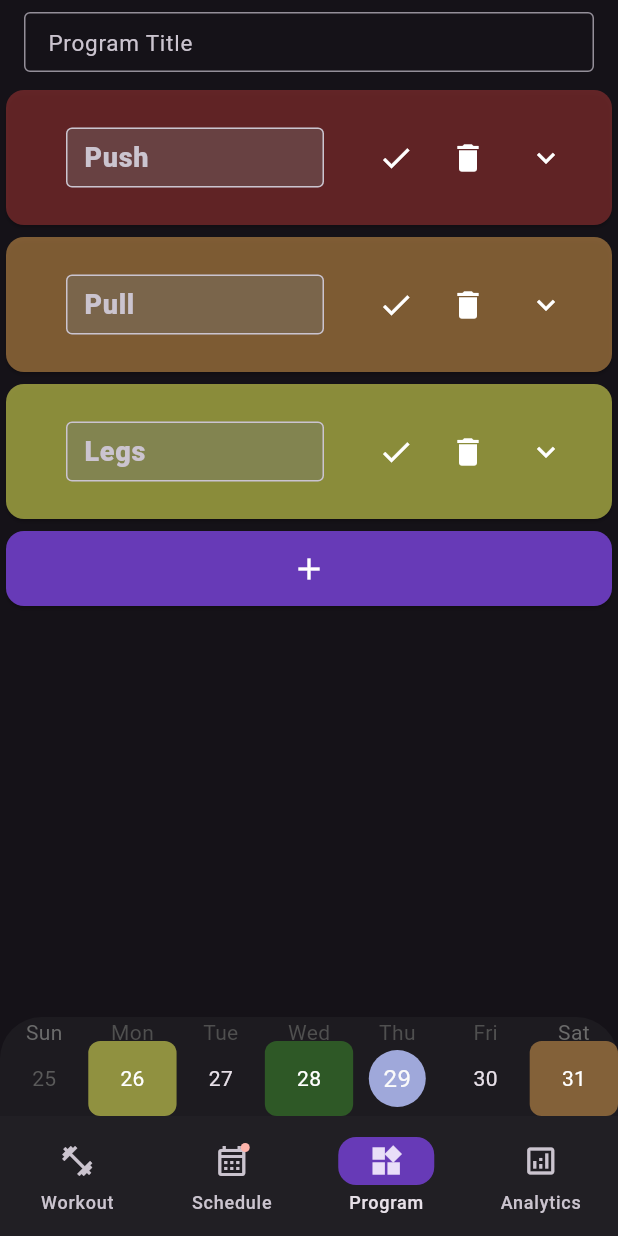
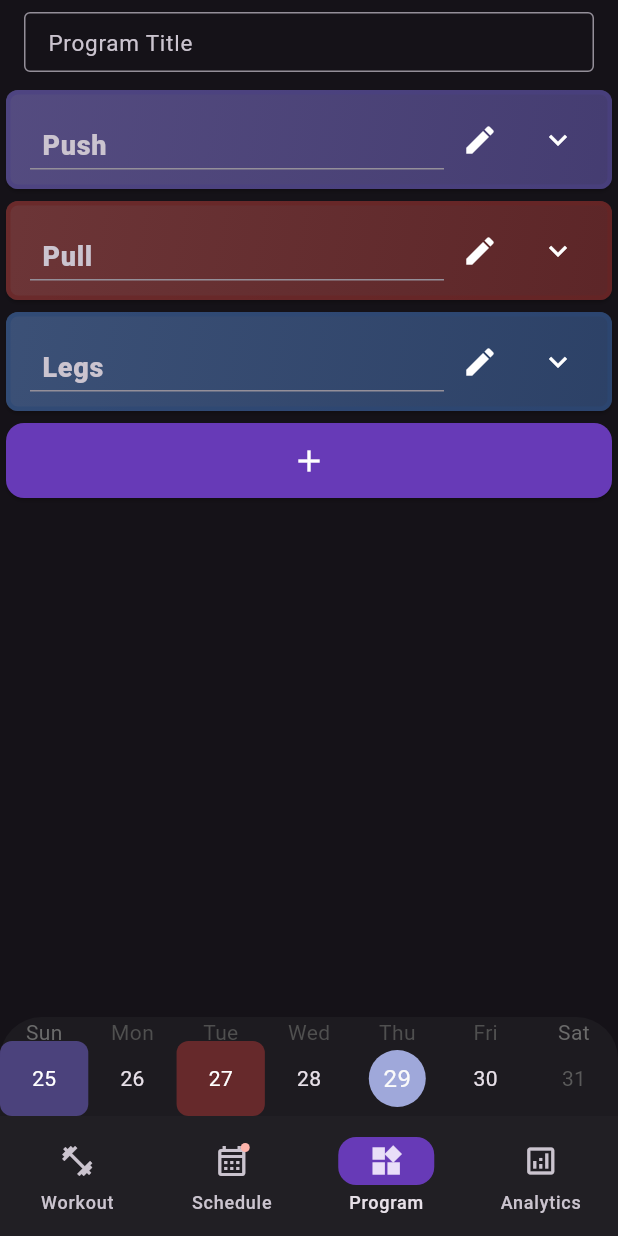
Before and after one commit to coleWesterveld/Flutter-Gym-App, a Flutter app: the screen it shows after launch, item 3 of the bottom bar chosen, on a phone screen of 412 x 824 dp. Run offline on Flutter 3.47's test engine with Material 3 defaults, Android fonts, the phone set to English and light mode, and no system bars; drawn by our look-alikes of table_calendar.

Commit message:
dismissable split days, colours are attribute of day

```diff
--- a/lib/main.dart
+++ b/lib/main.dart
@@ -24,10 +24,14 @@ class _MainPage extends State<NavigationBarApp> {
   Widget build(BuildContext context) {
     return MultiProvider(
       providers: [
+
         ChangeNotifierProvider(
           create: (context) => Profile(
-            split: ["Push", "Pull", "Legs"],
+            split: [SplitDayData(data: "Push", dayColor: const Color.fromRGBO(106, 92, 185, 0.6), ),
+              SplitDayData(data: "Pull", dayColor:  const Color.fromRGBO(150, 50, 50, 0.6),),
+              SplitDayData(data: "Legs", dayColor: const Color.fromRGBO(61, 101, 167, 0.6),)],
             excercises: [[],[],[]],
+            uuidCount: 0,
             ),
           ),
       ],
--- a/lib/program_page.dart
+++ b/lib/program_page.dart
@@ -16,8 +16,36 @@ int daysBetween(DateTime from, DateTime to) {
 
 // import 'package:flutter/material.dart';
 
+
+
+// lighten and darken colour functions found on stackoverflow by mr_mmmmore
+// here: https://stackoverflow.com/questions/58360989/programmatically-lighten-or-darken-a-hex-color-in-dart
 // void main() => runApp(new MaterialApp(home: MyList()));
+/// Darken a color by [percent] amount (100 = black)
+// ........................................................
+Color darken(Color c, [int percent = 10]) {
+    assert(1 <= percent && percent <= 100);
+    var f = 1 - percent / 100;
+    return Color.fromARGB(
+        c.alpha,
+        (c.red * f).round(),
+        (c.green  * f).round(),
+        (c.blue * f).round()
+    );
+}
 
+/// Lighten a color by [percent] amount (100 = white)
+// ........................................................
+Color lighten(Color c, [int percent = 10]) {
+    assert(1 <= percent && percent <= 100);
+    var p = percent / 100;
+    return Color.fromARGB(
+        c.alpha,
+        c.red + ((255 - c.red) * p).round(),
+        c.green + ((255 - c.green) * p).round(),
+        c.blue + ((255 - c.blue) * p).round()
+    );
+}
 //program page, where user defines the overall program by days,
 // then excercises for each day with sets, rep range and notes
 class ProgramPage extends StatefulWidget {
@@ -42,18 +70,18 @@ class _MyListState extends State<ProgramPage> {
   // and gives quick and easy view of weekly frequency
   // and overall volume of each day
   // todo: connect colour to each day so that it doesnt reset when you like delete a day or sm,,thn
-  List<Color> pastelPalette = [
-    Color.fromRGBO(150, 50, 50, 0.6),
-    Color.fromRGBO(199, 143, 74, 0.6),
-    Color.fromRGBO(220, 224, 85, 0.6),
-    Color.fromRGBO(57, 129, 42, 0.6),
-    Color.fromRGBO(61, 169, 179, 0.6),
-    Color.fromRGBO(61, 101, 167, 0.6),
-    Color.fromRGBO(106, 92, 185, 0.6),
-    Color.fromRGBO(131, 49, 131, 0.6),
-    Color.fromRGBO(180, 180, 178, 0.6),
-    ];
 
+    static List<Color> pastelPalette = [
+    const Color.fromRGBO(106, 92, 185, 0.6),
+    const Color.fromRGBO(150, 50, 50, 0.6),
+
+    const Color.fromRGBO(61, 101, 167, 0.6),
+    const Color.fromRGBO(220, 224, 85, 0.6),
+    const  Color.fromRGBO(61, 169, 179, 0.6),
+    const Color.fromRGBO(199, 143, 74, 0.6),
+    const Color.fromRGBO(57, 129, 42, 0.6),
+    const Color.fromRGBO(131, 49, 131, 0.6),
+    const Color.fromRGBO(180, 180, 178, 0.6),];
 
   //TextEditingController();
   List<TextEditingController> splitDaysTEC = List.empty(growable: true);
@@ -86,8 +114,8 @@ class _MyListState extends State<ProgramPage> {
   @override
   // main scaffold, putting it all together
   Widget build(BuildContext context) {
-    List<TextEditingController> splitDaysTEC = List.filled(Provider.of<Profile>(context, listen: false).split.length, TextEditingController());
-    List<List<TextEditingController>>;
+    List<TextEditingController> splitDaysTEC = List.filled(Provider.of<Profile>(context, listen: false).split.length, TextEditingController(), growable: true);
+    //List<List<TextEditingController>>;
     for (int x = 0; x < Provider.of<Profile>(context, listen: false).excercises.length;x++){
       excercisesTEC.add([]);
       for (int y = 0; y < Provider.of<Profile>(context, listen: false).excercises[x].length;y++){
@@ -130,14 +158,14 @@ class _MyListState extends State<ProgramPage> {
           calendarFormat: CalendarFormat.week,
                   calendarBuilders: CalendarBuilders(
                 defaultBuilder: (context, day, focusedDay) {
-                  DateTime origin = today;
-                  for (int splitDay = 0; splitDay < context.watch<Profile>().split.length + 1; splitDay ++){
+                  DateTime origin = DateTime(2024, 1, 7);
+                  for (int splitDay = 0; splitDay < context.watch<Profile>().split.length; splitDay ++){
 
-
-                    if (daysBetween(origin , day) % 7 == (7 ~/ context.watch<Profile>().split.length) * splitDay) {
+                    int diff = daysBetween(origin , day) % 7;
+                    if (diff == (7 ~/ context.watch<Profile>().split.length) * splitDay) {
                       return Container(
                         decoration: BoxDecoration(
-                          color: pastelPalette[splitDay],
+                          color: context.watch<Profile>().split[splitDay].dayColor,
                           borderRadius: BorderRadius.all(
                             Radius.circular(8.0),
                           ),
@@ -164,7 +192,7 @@ class _MyListState extends State<ProgramPage> {
 
       //list of day cards
       body: SizedBox(
-        height: 510,
+        height: MediaQuery.of(context).size.height - (265),
         child: ReorderableListView.builder(
             onReorder: (oldIndex, newIndex){
               setState(() {
@@ -174,12 +202,12 @@ class _MyListState extends State<ProgramPage> {
 
                 //managing these lists shoudl probably be put into a function or smthn this is kinda ugly
                 //but hey it works ig
-                String x = Provider.of<Profile>(context, listen: false).split[oldIndex];
+                SplitDayData x = Provider.of<Profile>(context, listen: false).split[oldIndex];
                 context.read<Profile>().splitPop(index: oldIndex);
                 context.read<Profile>().splitInsert(index: newIndex, data: x);
 
 
-                List<String> y = context.read<Profile>().excercises[oldIndex];
+                List<SplitDayData> y = context.read<Profile>().excercises[oldIndex];
                 context.read<Profile>().excercisePopList(index: oldIndex);
                 //excercises.removeAt(oldIndex);
                 context.read<Profile>().excerciseInsertList(index: newIndex, data: y);
@@ -234,13 +262,45 @@ class _MyListState extends State<ProgramPage> {
                 );
               }
               else{
-              return Card(
-                key: ValueKey(index),
-                color: pastelPalette[index],
+              FocusNode splitFocusNode = FocusNode();
 
-                child: Padding(
-                  padding: EdgeInsets.only(
-                    top: 8, left: 8.0, right: 8.0, bottom: 8.0),
+              return
+                Dismissible(
+                  key: ValueKey(context.watch<Profile>().split[index]),
+                  onDismissed: (direction) {
+                    // Remove the item from the data source.
+                    setState(() {
+                      context.read<Profile>().splitPop(index: index);
+                        context.read<Profile>().excercisePopList(index: index);
+                        splitDaysTEC.removeAt(index);
+                        excercisesTEC.removeAt(index);
+                    });
+                  },
+                  child: Card(
+
+                    //decoration:
+                    //color: pastelPalette[index].,
+
+                    shape: RoundedRectangleBorder(
+                      side: BorderSide(color: darken(context.watch<Profile>().split[index].dayColor, 30), width: 3.0),
+                      borderRadius: BorderRadius.circular(8.0)
+                    ),
+
+                    //surfaceTintColor: pastelPalette[index],
+
+
+                    child: Container(
+                      decoration: BoxDecoration(
+                        borderRadius: BorderRadius.circular(8.0),
+                        gradient: LinearGradient(
+                          colors: [lighten(context.watch<Profile>().split[index].dayColor, 10), darken(context.watch<Profile>().split[index].dayColor, 10)],
+                          begin: Alignment.topLeft,
+                          end: Alignment.bottomRight,
+                        ),
+                      ),
+
+                      child: Theme(
+                        data: Theme.of(context).copyWith(dividerColor: Colors.transparent),
                         child: ExpansionTile(
                         iconColor: Color.fromARGB(255, 255, 255, 255),
                         collapsedIconColor: Color.fromARGB(255, 255, 255, 255),
@@ -251,68 +311,67 @@ class _MyListState extends State<ProgramPage> {
                             //verticalDirection: VerticalDirection,
                             children: [
                               Expanded(
-                            child: ListTile(
-                              title: SizedBox(
+
+                                  child: SizedBox(
                                     height: 40,
                                     width: 100,
                                     child:
 
                                     TextFormField(
-
+                                      focusNode: splitFocusNode,
                                       style: TextStyle(
-                                    color: Color.fromARGB(255, 255, 255, 255),
+                                        //color: Color.fromARGB(255, 255, 255, 255),
                                         fontSize: 18,
                                         fontWeight: FontWeight.w800,
                                       ),
                                       controller: splitDaysTEC[index],
                                       decoration: InputDecoration(
-                                    filled: true,
-                                    fillColor: Color.fromARGB(94, 117, 117, 117),
+                                        //filled: true,
+                                        //fillColor: Color.fromARGB(94, 117, 117, 117),
                                         contentPadding: EdgeInsets.symmetric(horizontal: 8),
 
-                                    border: OutlineInputBorder(
-                                      //borderSide: BorderSide(width: 0),
-                                        borderRadius: BorderRadius.all(Radius.circular(4)),
-                                    ),
+                                        // border: OutlineInputBorder(
+                                        //   //borderSide: BorderSide(width: 0),
+                                        //     borderRadius: BorderRadius.all(Radius.circular(4)),
+                                        // ),
 
-                                    hintText: context.watch<Profile>().split[index],
+                                        hintText: context.watch<Profile>().split[index].data,
                                       ),
                                     ),
                                   ),
-                            ),
+
                               ),
 
                               //confirm update button
                               IconButton(onPressed: () {
                                 setState( () {
 
-                              context.read<Profile>().splitAssign(index: index, data: splitDaysTEC[index].text);
+                                  context.read<Profile>().splitAssign(index: index, data: SplitDayData(data: splitDaysTEC[index].text, dayColor: context.watch<Profile>().split[index].dayColor));
                                   //closes keyboard
-                              FocusManager.instance.primaryFocus?.unfocus();
+                                  splitFocusNode.requestFocus();
                                   //Navigator.of(context).push(MaterialPageRoute(builder: (context)=> SchedulePage(program: widget.split)));
 
                                   });
                                 },
-                            icon: Icon(Icons.check),
+                                icon: Icon(Icons.edit),
                                 color: Color.fromARGB(255, 255, 255, 255),
                               ),
 
                               // detete day button
-                          IconButton(onPressed: () {
-                            setState( () {
-                              //value = value - 1;
-                              context.read<Profile>().splitPop(index: index);
-                              context.read<Profile>().excercisePopList(index: index);
-                              //excercises.removeAt(index);
-                              splitDaysTEC.removeAt(index);
-                              excercisesTEC.removeAt(index);
-                              //Navigator.of(context).push(MaterialPageRoute(builder: (context)=> SchedulePage(program: widget.split)));
+                              // IconButton(onPressed: () {
+                              //   setState( () {
+                              //     //value = value - 1;
+                              //     context.read<Profile>().splitPop(index: index);
+                              //     context.read<Profile>().excercisePopList(index: index);
+                              //     //excercises.removeAt(index);
+                              //     splitDaysTEC.removeAt(index);
+                              //     excercisesTEC.removeAt(index);
+                              //     //Navigator.of(context).push(MaterialPageRoute(builder: (context)=> SchedulePage(program: widget.split)));
 
-                            });
-                            },
-                            icon: Icon(Icons.delete),
-                            color: Color.fromARGB(255, 255, 255, 255),
-                          ),
+                              //   });
+                              //   },
+
+                              //),
                             ],
                           ),
 
@@ -343,7 +402,7 @@ class _MyListState extends State<ProgramPage> {
                                               setState(() {
                                                   excercisesTEC[index].add(TextEditingController());
                                                   //print(excercisesTEC[index].length.toString());
-                                              context.read<Profile>().excerciseAppend(newExcercise: "New Excercise", index: index);
+                                                  context.read<Profile>().excerciseAppend(newExcercise: SplitDayData(data: "New Excercise", dayColor: Colors.black), index: index);
                                                   //excercises[index].add("New Excercise");
                                                   //print("ok");
                                                 });
@@ -385,7 +444,7 @@ class _MyListState extends State<ProgramPage> {
 
                                                       border: OutlineInputBorder(
                                                         borderRadius: BorderRadius.all(Radius.circular(8))),
-                                                hintText: context.read<Profile>().excercises[index][excerciseIndex],
+                                                    hintText: context.read<Profile>().excercises[index][excerciseIndex].data,
                                                     ),
                                                   ),
                                                 ),
@@ -395,7 +454,7 @@ class _MyListState extends State<ProgramPage> {
                                             //confirm update exceercisesbutton
                                             IconButton(onPressed: () {
                                               setState( () {
-                                            context.read<Profile>().excerciseAssign(index1: index, index2: excerciseIndex, data: (excercisesTEC[index][excerciseIndex].text));
+                                                context.read<Profile>().excerciseAssign(index1: index, index2: excerciseIndex, data: SplitDayData(data: excercisesTEC[index][excerciseIndex].text, dayColor: Colors.black));
                                                 //excercises[index][excerciseIndex] = (excercisesTEC[index][excerciseIndex].text);
                                               //closes keyboard
                                                 FocusManager.instance.primaryFocus?.unfocus();
@@ -425,6 +484,9 @@ class _MyListState extends State<ProgramPage> {
 
                         ),
                       ),
+                    ),
+                    ),
+
               );
             }
             },
--- a/lib/user.dart
+++ b/lib/user.dart
@@ -1,22 +1,47 @@
 import 'package:flutter/material.dart';
+class SplitDayData{
+  final key = UniqueKey();
+  String data;
+  Color dayColor;
+
+  SplitDayData({required this.data, required this.dayColor});
+}
 
 class Profile extends ChangeNotifier {
-  List<String> split;
-  List<List<String>> excercises;
+  static List<Color> pastelPalette = [
+    const Color.fromRGBO(106, 92, 185, 0.6),
+    const Color.fromRGBO(150, 50, 50, 0.6),
 
+    const Color.fromRGBO(61, 101, 167, 0.6),
+    const Color.fromRGBO(220, 224, 85, 0.6),
+    const  Color.fromRGBO(61, 169, 179, 0.6),
+    const Color.fromRGBO(199, 143, 74, 0.6),
+    const Color.fromRGBO(57, 129, 42, 0.6),
+    const Color.fromRGBO(131, 49, 131, 0.6),
+    const Color.fromRGBO(180, 180, 178, 0.6),
+
+    ];
+  var split = <SplitDayData>[];
+  var excercises= <List<SplitDayData>>[];
+  int uuidCount;
   Profile({
+    required this.uuidCount,
     required this.split,
-    required this.excercises
+    required this.excercises,
 
   });
   //I feel like there should be a better way to do all this instead of using a bunch of methods
   // but it works so thats a later problem
 
+  void uuidInc() async {
+    uuidCount += 1;
+    notifyListeners();
+  }
 
   void splitAppend({
     required String newDay,
   }) async {
-    split.add(newDay);
+    split.add(SplitDayData(data: "New Day", dayColor: pastelPalette[split.length + 1]));
     notifyListeners();
   }
 
@@ -29,7 +54,7 @@ class Profile extends ChangeNotifier {
 
   void splitAssign({
     required int index,
-    required String data,
+    required SplitDayData data,
   }) async {
     split[index] = data;
     notifyListeners();
@@ -38,7 +63,7 @@ class Profile extends ChangeNotifier {
   //inserts data at index, pushes everythign after it back
   void splitInsert({
     required int index,
-    required String data,
+    required SplitDayData data,
   }) async {
     split.insert(index, data);
     notifyListeners();
@@ -46,7 +71,7 @@ class Profile extends ChangeNotifier {
 
   //adds new excercise to end of list of excercises at index
   void excerciseAppend({
-    required String newExcercise,
+    required SplitDayData newExcercise,
     required int index,
   }) async {
     excercises[index].add(newExcercise);
@@ -55,7 +80,7 @@ class Profile extends ChangeNotifier {
 
   //adds new day to end of list
   void excerciseAppendList({
-    required List<String> newDay,
+    required List<SplitDayData> newDay,
   }) async {
     excercises.add(newDay);
     notifyListeners();
@@ -82,7 +107,7 @@ class Profile extends ChangeNotifier {
   void excerciseAssign({
     required int index1,
     required int index2,
-    required String data,
+    required SplitDayData data,
   }) async {
     excercises[index1][index2] = data;
     notifyListeners();
@@ -91,7 +116,7 @@ class Profile extends ChangeNotifier {
   //assigns value for entiere list of excercises in list
   void excerciseAssignList({
     required int index,
-    required List<String> data,
+    required List<SplitDayData> data,
   }) async {
     excercises[index] = data;
     notifyListeners();
@@ -101,7 +126,7 @@ class Profile extends ChangeNotifier {
   void excerciseInsert({
     required int index1,
     required int index2,
-    required String data,
+    required SplitDayData data,
   }) async {
     excercises[index1].insert(index2, data);
     notifyListeners();
@@ -110,7 +135,7 @@ class Profile extends ChangeNotifier {
   //inserts a new list of excercises into list
   void excerciseInsertList({
     required int index,
-    required List<String> data,
+    required List<SplitDayData> data,
   }) async {
     excercises.insert(index, data);
     notifyListeners();
```
Also changed, not shown: lib/schedule_page.dart (+13 -13 lines), flutter_09.png (added), flutter_10.png (added). Lines whose indentation alone changed are shown as unchanged.
